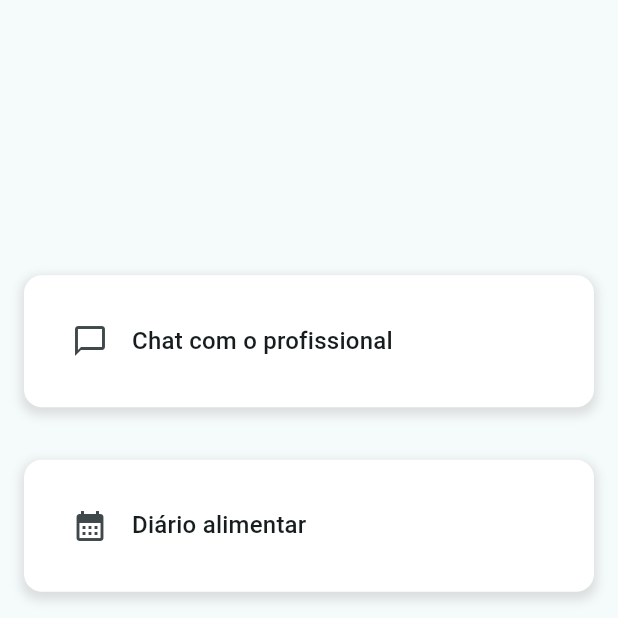
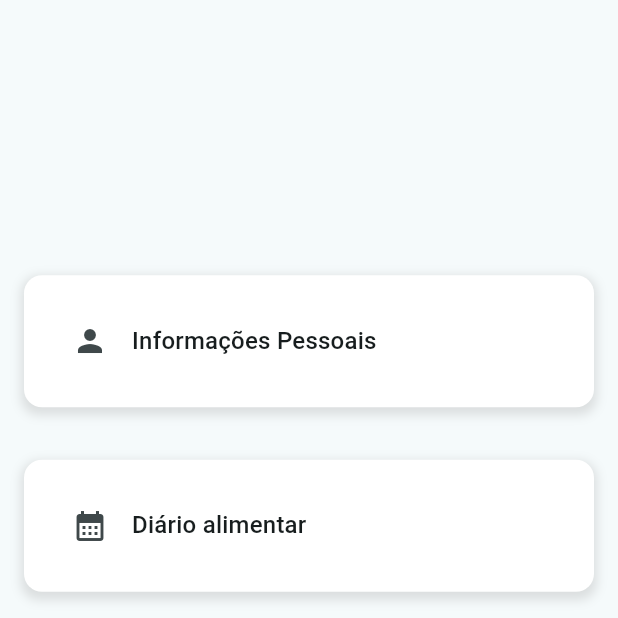
Before and after one commit to KaikeDias/nutri-app, a Flutter app: the HomePage screen opened directly, on a phone screen of 412 x 824 dp, the top half of it. Run offline on Flutter 3.47's test engine with Material 3 defaults, Android fonts, the phone set to English and light mode, and no system bars; our stand-ins replace bloc, dio, flutter_bloc, go_router, shared_preferences; accounts and stored records are empty.

Commit message:
refactor: remove chat option

```diff
--- a/lib/app/home/ui/home_page.dart
+++ b/lib/app/home/ui/home_page.dart
@@ -18,9 +18,9 @@ class _HomePageState extends State<HomePage> {
           mainAxisAlignment: MainAxisAlignment.center,
           children: [
             HomeOption(
-              title: "Chat com o profissional",
-              icon: Icons.chat_bubble_outline,
-              route: '/',
+              title: "Informações Pessoais",
+              icon: Icons.person,
+              route: '/personalInfo',
             ),
             SizedBox(height: 35),
             HomeOption(
@@ -32,7 +32,7 @@ class _HomePageState extends State<HomePage> {
             HomeOption(
               title: "Orientações nutricionais",
               icon: Icons.menu_book,
-              route: '/',
+              route: '/guidelines',
             ),
             SizedBox(height: 35),
             HomeOption(
```
